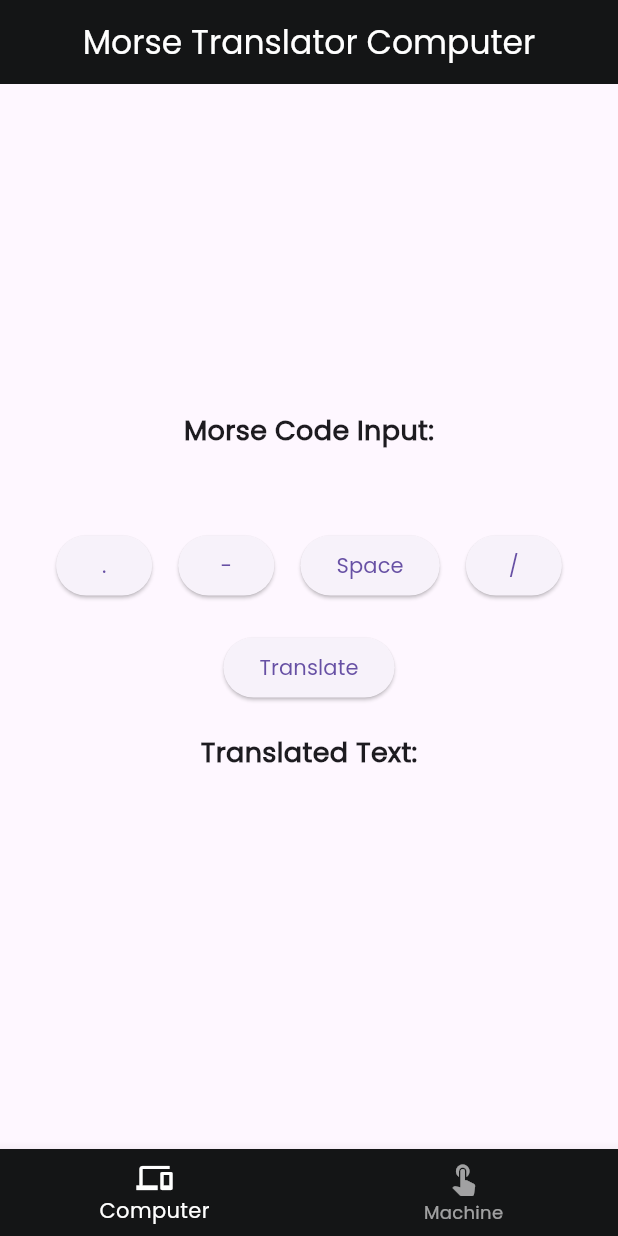
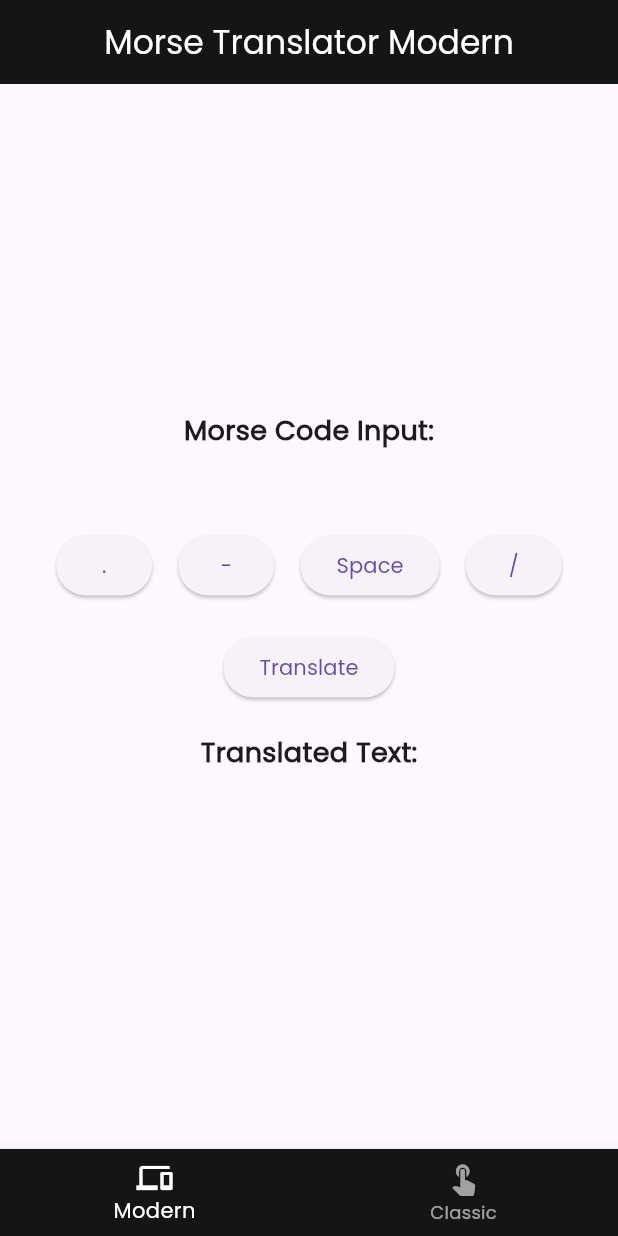
Before and after one commit to ItsJordanNL/morse-translator, a Flutter app: the screen it shows after launch, on a phone screen of 412 x 824 dp. Run offline on Flutter 3.47's test engine with Material 3 defaults, Android fonts, the phone set to English and light mode, and no system bars.

Commit message:
Refactor - Hernoemen naar Classic

```diff
--- a/lib/machine.dart
+++ b/lib/classic.dart
@@ -210,7 +210,7 @@ class TimerButtonState extends State<TimerButton> {
         backgroundColor: const Color.fromARGB(
             255, 20, 21, 22), // Set the background color to gray
         foregroundColor: Colors.white,
-        title: const Text('Morse Translator Machine'),
+        title: const Text('Morse Translator Classic'),
         centerTitle: true, // Center the title text
       ),
       body: Column(
--- a/lib/main.dart
+++ b/lib/main.dart
@@ -1,5 +1,5 @@
 import 'package:flutter/material.dart';
-import 'machine.dart'; // Import the second page file
+import 'classic.dart'; // Import the second page file
 
 void main() {
   runApp(const MorseCodeTranslator());
@@ -51,11 +51,11 @@ class MorseCodeHomePageState extends State<MorseCodeHomePage> {
         items: const <BottomNavigationBarItem>[
           BottomNavigationBarItem(
             icon: Icon(Icons.devices),
-            label: 'Computer',
+            label: 'Modern',
           ),
           BottomNavigationBarItem(
             icon: Icon(Icons.touch_app),
-            label: 'Machine',
+            label: 'Classic',
           ),
         ],
         currentIndex: _selectedIndex,
@@ -98,7 +98,7 @@ class TranslatorHomePageState extends State<TranslatorHomePage> {
         backgroundColor: const Color.fromARGB(
             255, 20, 21, 22), // Set the background color to gray
         foregroundColor: Colors.white,
-        title: const Text('Morse Translator Computer'),
+        title: const Text('Morse Translator Modern'),
         centerTitle: true, // Center the title text
       ),
       body: Padding(
```
